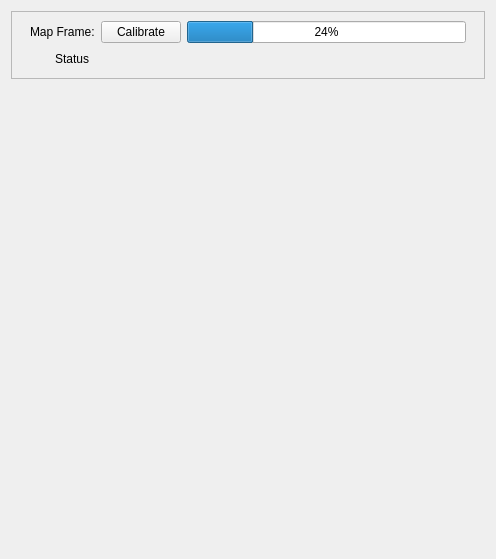
osu-uwrt/riptide_gui, file riptide_rviz/riptide_rviz/src/MappingPanel.ui: the form before one commit.
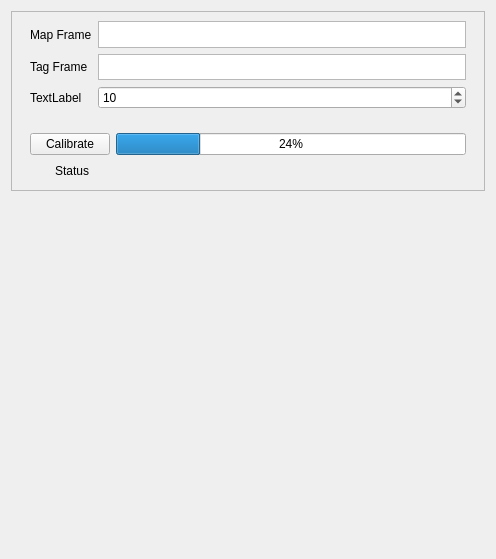
The form after the commit.

Commit message: added functional ui components to map panel

Diff of the .ui file:
```diff
--- a/riptide_rviz/riptide_rviz/src/MappingPanel.ui
+++ b/riptide_rviz/riptide_rviz/src/MappingPanel.ui
@@ -29,19 +29,93 @@
       <property name="bottomMargin">
        <number>0</number>
       </property>
+      <item>
+       <widget class="QWidget" name="form" native="true">
+        <property name="minimumSize">
+         <size>
+          <width>0</width>
+          <height>0</height>
+         </size>
+        </property>
+        <layout class="QGridLayout" name="gridLayout">
+         <item row="0" column="1">
+          <widget class="QPlainTextEdit" name="mapFrame">
+           <property name="sizePolicy">
+            <sizepolicy hsizetype="Expanding" vsizetype="Preferred">
+             <horstretch>0</horstretch>
+             <verstretch>0</verstretch>
+            </sizepolicy>
+           </property>
+           <property name="maximumSize">
+            <size>
+             <width>16777215</width>
+             <height>27</height>
+            </size>
+           </property>
+           <property name="verticalScrollBarPolicy">
+            <enum>Qt::ScrollBarAlwaysOff</enum>
+           </property>
+          </widget>
+         </item>
+         <item row="1" column="0">
+          <widget class="QLabel" name="label_2">
+           <property name="text">
+            <string>Tag Frame</string>
+           </property>
+          </widget>
+         </item>
+         <item row="1" column="1">
+          <widget class="QPlainTextEdit" name="tagFrame">
+           <property name="sizePolicy">
+            <sizepolicy hsizetype="Preferred" vsizetype="Preferred">
+             <horstretch>0</horstretch>
+             <verstretch>0</verstretch>
+            </sizepolicy>
+           </property>
+           <property name="maximumSize">
+            <size>
+             <width>16777215</width>
+             <height>26</height>
+            </size>
+           </property>
+           <property name="verticalScrollBarPolicy">
+            <enum>Qt::ScrollBarAlwaysOff</enum>
+           </property>
+          </widget>
+         </item>
+         <item row="2" column="0">
+          <widget class="QLabel" name="label_3">
+           <property name="text">
+            <string>TextLabel</string>
+           </property>
+          </widget>
+         </item>
+         <item row="0" column="0">
+          <widget class="QLabel" name="label">
+           <property name="text">
+            <string>Map Frame</string>
+           </property>
+          </widget>
+         </item>
+         <item row="2" column="1">
+          <widget class="QSpinBox" name="numSamples">
+           <property name="minimum">
+            <number>1</number>
+           </property>
+           <property name="value">
+            <number>10</number>
+           </property>
+          </widget>
+         </item>
+        </layout>
+       </widget>
+      </item>
       <item>
        <widget class="QWidget" name="calibWidget" native="true">
         <layout class="QHBoxLayout" name="horizontalLayout">
          <property name="bottomMargin">
           <number>0</number>
          </property>
-         <item>
-          <widget class="QLabel" name="calibLabel">
-           <property name="text">
-            <string>Map Frame:</string>
-           </property>
-          </widget>
-         </item>
          <item>
           <widget class="QPushButton" name="calibButton">
            <property name="text">
```
The commit also changes 4 other files.
